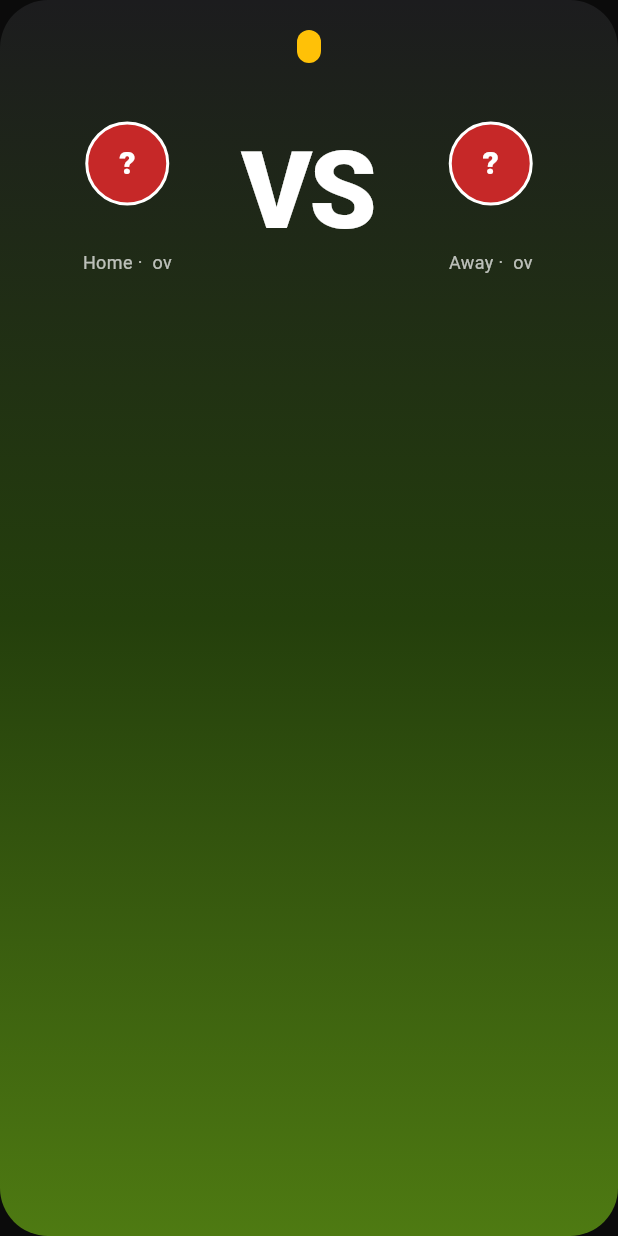
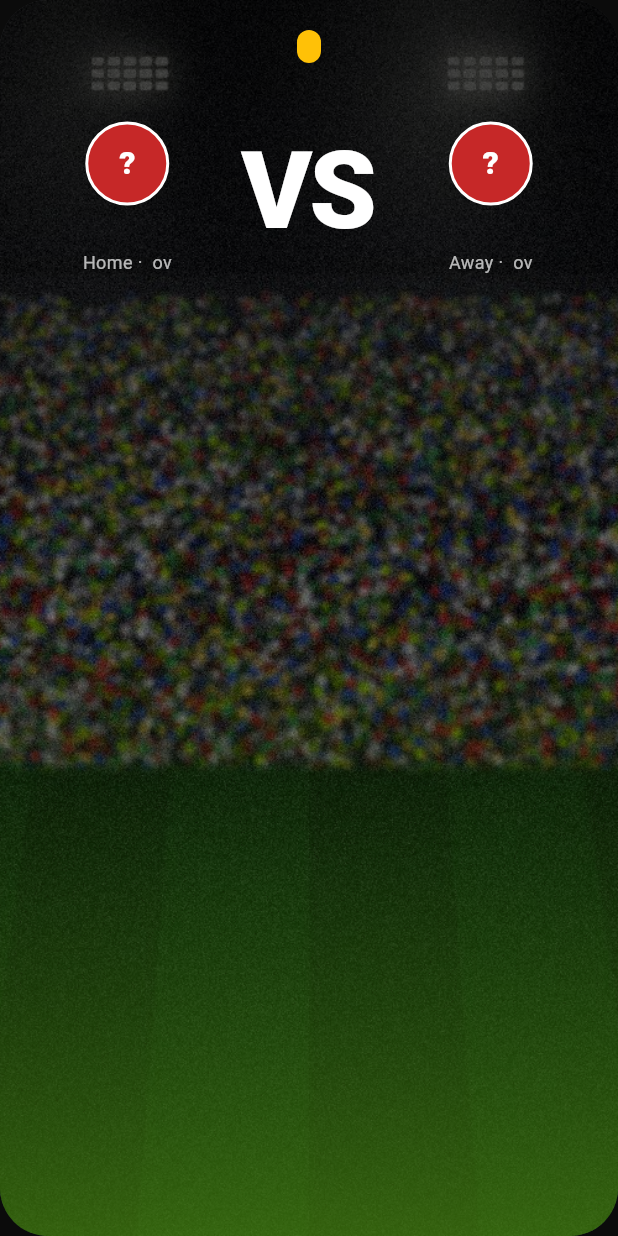
Before and after one commit to muhammadayantoorie-creator/App-Architects, a Flutter app: the ScoreHeader widget shown alone on an empty page, opened directly with empty values, on a phone screen of 412 x 824 dp. Run offline on Flutter 3.47's test engine with Material 3 defaults, Android fonts, the phone set to English and light mode, and no system bars; our stand-ins replace connectivity_plus, dio, flutter_secure_storage, open_filex, sqflite; accounts and stored records are empty; network calls fail; Roboto replaces fonts that are missing (sans-serif-condensed).

Commit message:
ui: stadium backdrop on the loading screen and match header

```diff
--- a/mobile/lib/ui/screens/match.dart
+++ b/mobile/lib/ui/screens/match.dart
@@ -157,12 +157,18 @@ class ScoreHeader extends StatelessWidget {
           ]),
         );
     return Container(
+      clipBehavior: Clip.antiAlias,
       decoration: BoxDecoration(
         borderRadius: BorderRadius.circular(32),
-        gradient: const LinearGradient(
+        color: const Color(0xFF1C1C1E),
+        image: const DecorationImage(image: AssetImage('assets/stadium.jpg'), fit: BoxFit.cover),
+      ),
+      child: Container(
+      decoration: const BoxDecoration(
+        gradient: LinearGradient(
           begin: Alignment.topCenter,
           end: Alignment.bottomCenter,
-          colors: [Color(0xFF1C1C1E), Color(0xFF243F0C), Color(0xFF4E7A12)],
+          colors: [Color(0xB3000000), Color(0x66000000), Color(0xCC3E6B0E)],
         ),
       ),
       padding: const EdgeInsets.fromLTRB(16, 20, 16, 24),
@@ -199,6 +205,7 @@ class ScoreHeader extends StatelessWidget {
           side(away, 'Away'),
         ]),
       ]),
+      ),
     );
   }
 }
--- a/mobile/pubspec.yaml
+++ b/mobile/pubspec.yaml
@@ -68,6 +68,7 @@ flutter:
   uses-material-design: true
   assets:
     - assets/icon.png
+    - assets/stadium.jpg
 
   # To add assets to your application, add an assets section, like this:
   # assets:
```
Also changed, not shown: mobile/lib/ui/screens/splash.dart (+10 -1 lines), mobile/assets/stadium.jpg (added).
